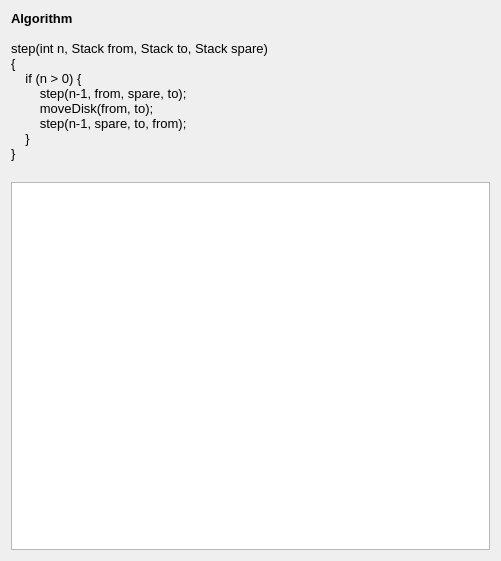
Qt form callstackwindow.ui (mshroyer/towerofhanoi) before a commit.
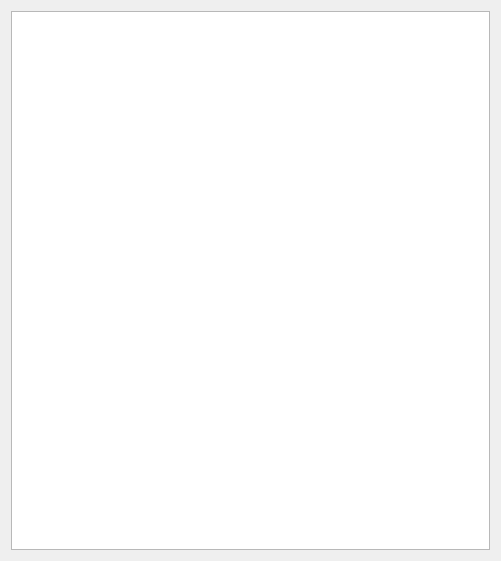
The same form after that commit.

Commit message: Remove pseudocode from call stack window

The edit to the form file:
```diff
--- a/callstackwindow.ui
+++ b/callstackwindow.ui
@@ -14,30 +14,6 @@
    <string>Call Stack</string>
   </property>
   <layout class="QVBoxLayout" name="verticalLayout_2">
-   <item>
-    <widget class="QLabel" name="label">
-     <property name="text">
-      <string>&lt;!DOCTYPE HTML PUBLIC &quot;-//W3C//DTD HTML 4.0//EN&quot; &quot;http://www.w3.org/TR/REC-html40/strict.dtd&quot;&gt;
-&lt;html&gt;&lt;head&gt;&lt;meta name=&quot;qrichtext&quot; content=&quot;1&quot; /&gt;&lt;style type=&quot;text/css&quot;&gt;
-p, li { white-space: pre-wrap; }
-&lt;/style&gt;&lt;/head&gt;&lt;body style=&quot; font-family:'Sans'; font-size:10pt; font-weight:400; font-style:normal;&quot;&gt;
-&lt;p style=&quot; margin-top:0px; margin-bottom:0px; margin-left:0px; margin-right:0px; -qt-block-indent:0; text-indent:0px;&quot;&gt;&lt;span style=&quot; font-weight:600;&quot;&gt;Algorithm&lt;/span&gt;&lt;/p&gt;
-&lt;p style=&quot;-qt-paragraph-type:empty; margin-top:0px; margin-bottom:0px; margin-left:0px; margin-right:0px; -qt-block-indent:0; text-indent:0px;&quot;&gt;&lt;br /&gt;&lt;/p&gt;
-&lt;p style=&quot; margin-top:0px; margin-bottom:0px; margin-left:0px; margin-right:0px; -qt-block-indent:0; text-indent:0px;&quot;&gt;step(int n, Stack from, Stack to, Stack spare)&lt;/p&gt;
-&lt;p style=&quot; margin-top:0px; margin-bottom:0px; margin-left:0px; margin-right:0px; -qt-block-indent:0; text-indent:0px;&quot;&gt;{&lt;/p&gt;
-&lt;p style=&quot; margin-top:0px; margin-bottom:0px; margin-left:0px; margin-right:0px; -qt-block-indent:0; text-indent:0px;&quot;&gt;    if (n &amp;gt; 0) {&lt;/p&gt;
-&lt;p style=&quot; margin-top:0px; margin-bottom:0px; margin-left:0px; margin-right:0px; -qt-block-indent:0; text-indent:0px;&quot;&gt;        step(n-1, from, spare, to);&lt;/p&gt;
-&lt;p style=&quot; margin-top:0px; margin-bottom:0px; margin-left:0px; margin-right:0px; -qt-block-indent:0; text-indent:0px;&quot;&gt;        moveDisk(from, to);&lt;/p&gt;
-&lt;p style=&quot; margin-top:0px; margin-bottom:0px; margin-left:0px; margin-right:0px; -qt-block-indent:0; text-indent:0px;&quot;&gt;        step(n-1, spare, to, from);&lt;/p&gt;
-&lt;p style=&quot; margin-top:0px; margin-bottom:0px; margin-left:0px; margin-right:0px; -qt-block-indent:0; text-indent:0px;&quot;&gt;    }&lt;/p&gt;
-&lt;p style=&quot; margin-top:0px; margin-bottom:0px; margin-left:0px; margin-right:0px; -qt-block-indent:0; text-indent:0px;&quot;&gt;}&lt;/p&gt;
-&lt;p style=&quot;-qt-paragraph-type:empty; margin-top:0px; margin-bottom:0px; margin-left:0px; margin-right:0px; -qt-block-indent:0; text-indent:0px;&quot;&gt;&lt;br /&gt;&lt;/p&gt;&lt;/body&gt;&lt;/html&gt;</string>
-     </property>
-     <property name="textFormat">
-      <enum>Qt::RichText</enum>
-     </property>
-    </widget>
-   </item>
    <item>
     <widget class="QTextEdit" name="textEdit">
      <property name="readOnly">
```
